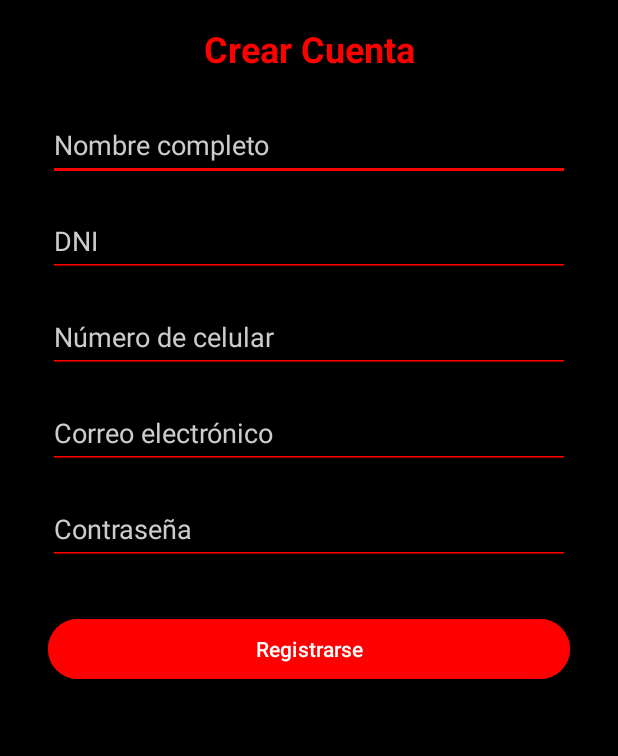
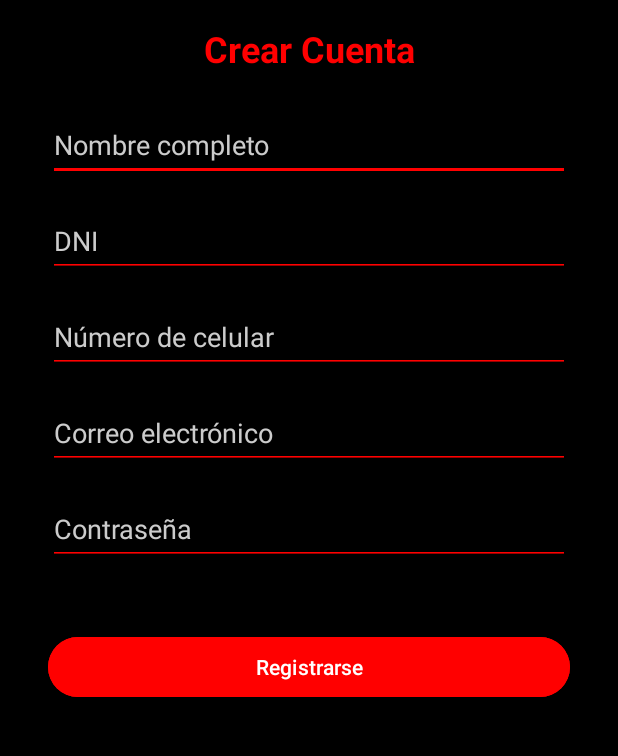
Before and after one commit to YanmirG/BuhoSuite, an Android app: the RegisterActivity screen opened directly, with no data from a screen before it, on a phone screen of 412 x 824 dp, the part 186-942 px from its top. Run offline under Robolectric (Android 15) with nearby library versions, the phone set to English and light mode, and no system bars.

Commit message:
Update buho_register.xml

```diff
--- a/app/src/main/res/layout/buho_register.xml
+++ b/app/src/main/res/layout/buho_register.xml
@@ -124,14 +124,15 @@
         android:id="@+id/btnRegister"
         android:layout_width="0dp"
         android:layout_height="48dp"
+        android:layout_marginStart="32dp"
+        android:layout_marginTop="44dp"
+        android:layout_marginEnd="32dp"
+        android:backgroundTint="#FF0000"
         android:text="Registrarse"
         android:textColor="#FFFFFF"
-        android:backgroundTint="#FF0000"
-        app:layout_constraintTop_toBottomOf="@id/etRegisterPassword"
+        app:layout_constraintEnd_toEndOf="parent"
+        app:layout_constraintHorizontal_bias="0.0"
         app:layout_constraintStart_toStartOf="parent"
-        app:layout_constraintEnd_toEndOf="parent"
-        android:layout_marginTop="32dp"
-        android:layout_marginStart="32dp"
-        android:layout_marginEnd="32dp"/>
+        app:layout_constraintTop_toBottomOf="@id/etRegisterPassword" />
 
 </androidx.constraintlayout.widget.ConstraintLayout>
```
